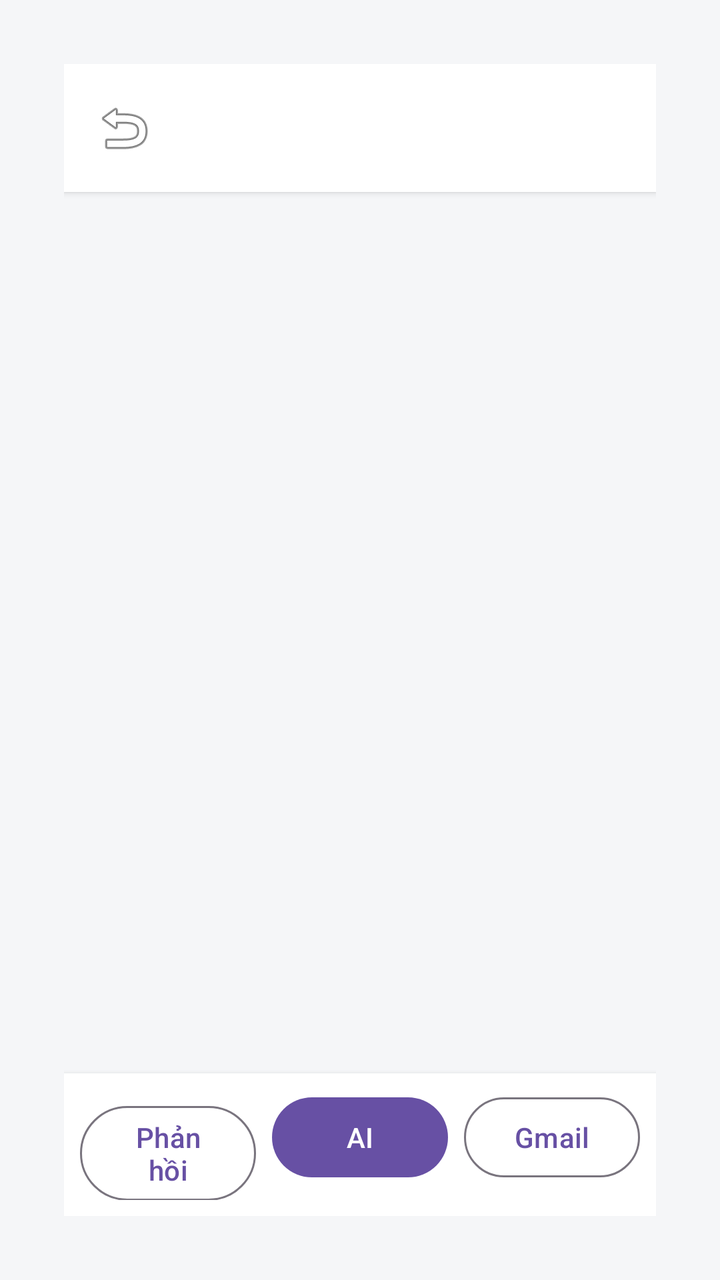
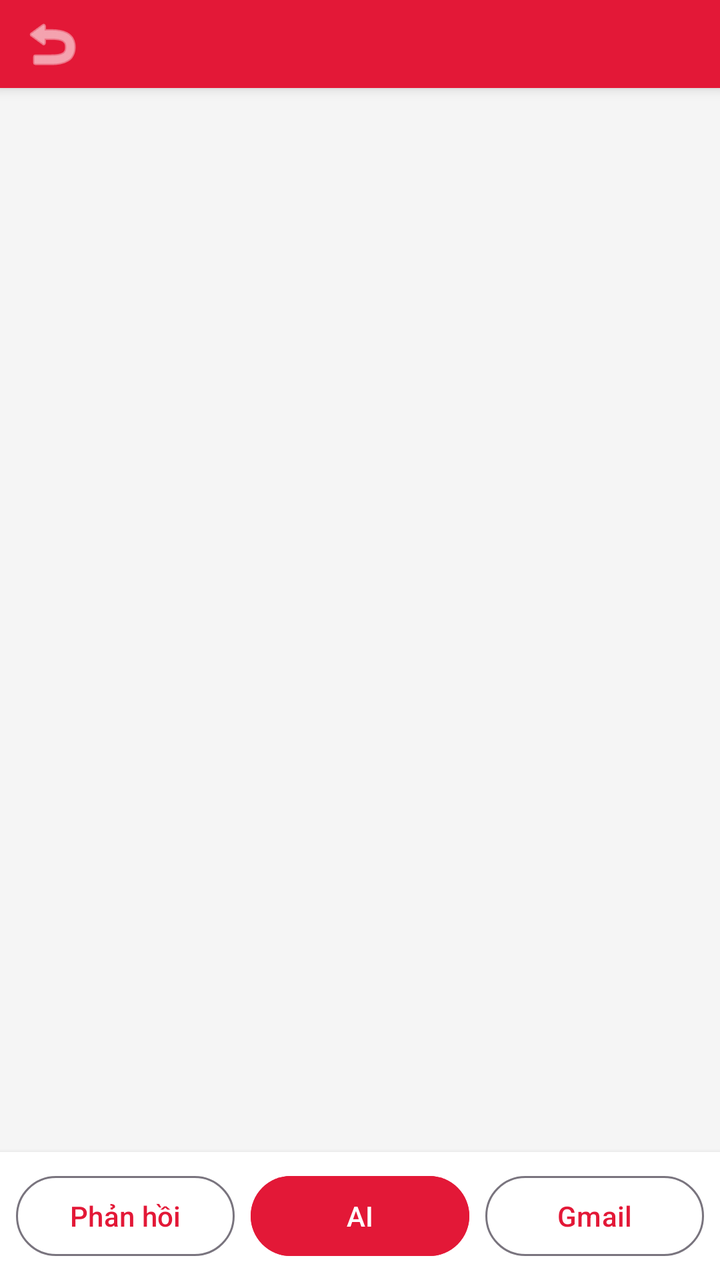

An Android layout rendered at two revisions. The XML below is the earlier revision; the diff shows what the commit changed to produce the second picture.
<!-- AndroidManifest.xml: application theme Theme.TodoApp -->
<!-- res/layout/activity_email_thread.xml -->
<?xml version="1.0" encoding="utf-8"?>
<androidx.constraintlayout.widget.ConstraintLayout xmlns:android="http://schemas.android.com/apk/res/android"
    xmlns:app="http://schemas.android.com/apk/res-auto"
    android:layout_width="match_parent"
    android:layout_height="match_parent"
    android:padding="32dp"
    android:background="#F5F6F8">

    
    <LinearLayout
        android:id="@+id/header"
        android:layout_width="match_parent"
        android:layout_height="wrap_content"
        android:background="@android:color/white"
        android:elevation="2dp"
        android:gravity="center_vertical"
        android:orientation="horizontal"
        android:padding="12dp"
        app:layout_constraintTop_toTopOf="parent">

        <ImageButton
            android:id="@+id/btnBack"
            android:layout_width="36dp"
            android:layout_height="36dp"
            android:background="?android:attr/selectableItemBackgroundBorderless"
            android:contentDescription="Back"
            android:src="@android:drawable/ic_menu_revert" />

        <LinearLayout
            android:layout_width="0dp"
            android:layout_height="wrap_content"
            android:layout_marginStart="8dp"
            android:layout_weight="1"
            android:orientation="vertical">

            <TextView
                android:id="@+id/tvSubject"
                android:layout_width="match_parent"
                android:layout_height="wrap_content"
                android:ellipsize="end"
                android:fontFamily="sans-serif-medium"
                android:maxLines="1"
                android:textColor="#222222"
                android:textSize="16sp" />

            <TextView
                android:id="@+id/tvFromHeader"
                android:layout_width="match_parent"
                android:layout_height="wrap_content"
                android:layout_marginTop="2dp"
                android:ellipsize="end"
                android:maxLines="1"
                android:textColor="#666666"
                android:textSize="12sp" />
        </LinearLayout>
    </LinearLayout>

    
    <androidx.recyclerview.widget.RecyclerView
        android:id="@+id/rvThread"
        android:layout_width="match_parent"
        android:layout_height="0dp"
        android:clipToPadding="false"
        android:paddingVertical="8dp"
        app:layout_constraintBottom_toTopOf="@id/footer"
        app:layout_constraintTop_toBottomOf="@id/header" />

    <ProgressBar
        android:id="@+id/progressBar"
        android:layout_width="wrap_content"
        android:layout_height="wrap_content"
        android:visibility="gone"
        app:layout_constraintBottom_toTopOf="@id/footer"
        app:layout_constraintEnd_toEndOf="parent"
        app:layout_constraintStart_toStartOf="parent"
        app:layout_constraintTop_toBottomOf="@id/header" />

    <TextView
        android:id="@+id/tvEmpty"
        android:layout_width="wrap_content"
        android:layout_height="wrap_content"
        android:text="Không có nội dung"
        android:textColor="#888"
        android:visibility="gone"
        app:layout_constraintBottom_toTopOf="@id/footer"
        app:layout_constraintEnd_toEndOf="parent"
        app:layout_constraintStart_toStartOf="parent"
        app:layout_constraintTop_toBottomOf="@id/header" />

    
    <LinearLayout
        android:id="@+id/footer"
        android:layout_width="match_parent"
        android:layout_height="wrap_content"
        android:background="@android:color/white"
        android:elevation="4dp"
        android:orientation="horizontal"
        android:padding="8dp"
        android:weightSum="3"
        app:layout_constraintBottom_toBottomOf="parent">

        <Button
            android:id="@+id/btnReply"
            style="?attr/materialButtonOutlinedStyle"
            android:layout_width="0dp"
            android:layout_height="wrap_content"
            android:layout_marginEnd="4dp"
            android:layout_weight="1"
            android:text="Phản hồi" />

        <Button
            android:id="@+id/btnAi"
            android:layout_width="0dp"
            android:layout_height="wrap_content"
            android:layout_marginHorizontal="4dp"
            android:layout_weight="1"
            android:text="AI" />

        <Button
            android:id="@+id/btnOpenGmail"
            style="?attr/materialButtonOutlinedStyle"
            android:layout_width="0dp"
            android:layout_height="wrap_content"
            android:layout_marginStart="4dp"
            android:layout_weight="1"
            android:text="Gmail" />
    </LinearLayout>

</androidx.constraintlayout.widget.ConstraintLayout>
<!-- resources referenced by this layout -->
<resources>
  <style name="Theme.TodoApp" parent="Base.Theme.TodoApp">
          
          <item name="android:windowOptOutEdgeToEdgeEnforcement" tools:targetApi="35">true</item>
      </style>
  <style name="Base.Theme.TodoApp" parent="Theme.Material3.DayNight.NoActionBar">
          
          
      </style>
</resources>

<!-- the commit's change to res/layout/activity_email_thread.xml (unified diff, before → after) -->
@@ -3,33 +3,33 @@
     xmlns:app="http://schemas.android.com/apk/res-auto"
     android:layout_width="match_parent"
     android:layout_height="match_parent"
-    android:padding="32dp"
-    android:background="#F5F6F8">
+    android:background="@color/surface">
 
     
     <LinearLayout
         android:id="@+id/header"
         android:layout_width="match_parent"
         android:layout_height="wrap_content"
-        android:background="@android:color/white"
-        android:elevation="2dp"
+        android:background="@color/hust_red"
+        android:elevation="4dp"
         android:gravity="center_vertical"
         android:orientation="horizontal"
-        android:padding="12dp"
+        android:paddingHorizontal="4dp"
         app:layout_constraintTop_toTopOf="parent">
 
         <ImageButton
             android:id="@+id/btnBack"
-            android:layout_width="36dp"
-            android:layout_height="36dp"
+            android:layout_width="44dp"
+            android:layout_height="44dp"
             android:background="?android:attr/selectableItemBackgroundBorderless"
             android:contentDescription="Back"
-            android:src="@android:drawable/ic_menu_revert" />
+            android:src="@android:drawable/ic_menu_revert"
+            app:tint="#FFFFFF" />
 
         <LinearLayout
             android:layout_width="0dp"
             android:layout_height="wrap_content"
-            android:layout_marginStart="8dp"
+            android:layout_marginStart="4dp"
             android:layout_weight="1"
             android:orientation="vertical">
 
@@ -40,8 +40,8 @@
                 android:ellipsize="end"
                 android:fontFamily="sans-serif-medium"
                 android:maxLines="1"
-                android:textColor="#222222"
-                android:textSize="16sp" />
+                android:textColor="#FFFFFF"
+                android:textSize="15sp" />
 
             <TextView
                 android:id="@+id/tvFromHeader"
@@ -50,7 +50,7 @@
                 android:layout_marginTop="2dp"
                 android:ellipsize="end"
                 android:maxLines="1"
-                android:textColor="#666666"
+                android:textColor="#FFCDD2"
                 android:textSize="12sp" />
         </LinearLayout>
     </LinearLayout>
@@ -69,6 +69,7 @@
         android:id="@+id/progressBar"
         android:layout_width="wrap_content"
         android:layout_height="wrap_content"
+        android:indeterminateTint="@color/hust_red"
         android:visibility="gone"
         app:layout_constraintBottom_toTopOf="@id/footer"
         app:layout_constraintEnd_toEndOf="parent"
@@ -80,7 +81,7 @@
         android:layout_width="wrap_content"
         android:layout_height="wrap_content"
         android:text="Không có nội dung"
-        android:textColor="#888"
+        android:textColor="@color/text_hint"
         android:visibility="gone"
         app:layout_constraintBottom_toTopOf="@id/footer"
         app:layout_constraintEnd_toEndOf="parent"
@@ -114,7 +115,9 @@
             android:layout_height="wrap_content"
             android:layout_marginHorizontal="4dp"
             android:layout_weight="1"
-            android:text="AI" />
+            android:backgroundTint="@color/hust_red"
+            android:text="AI"
+            android:textColor="#FFFFFF" />
 
         <Button
             android:id="@+id/btnOpenGmail"
<!-- resource entries referenced after the edit -->
@@ -1,12 +1,25 @@
 <!-- resources referenced by this layout -->
 <resources>
+  <color name="hust_red">#E31837</color>
+  <color name="surface">#F5F5F5</color>
+  <color name="text_hint">#AAAAAA</color>
   <style name="Theme.TodoApp" parent="Base.Theme.TodoApp">
-          
           <item name="android:windowOptOutEdgeToEdgeEnforcement" tools:targetApi="35">true</item>
       </style>
   <style name="Base.Theme.TodoApp" parent="Theme.Material3.DayNight.NoActionBar">
-          
-          
+          <item name="colorPrimary">@color/hust_red</item>
+          <item name="colorOnPrimary">@color/white</item>
+          <item name="colorPrimaryContainer">@color/hust_red_light</item>
+          <item name="colorOnPrimaryContainer">@color/hust_red_dark</item>
+          <item name="colorSecondary">@color/hust_red_dark</item>
+          <item name="colorOnSecondary">@color/white</item>
+          <item name="colorSurface">@color/white</item>
+          <item name="colorOnSurface">@color/text_primary</item>
+          <item name="android:colorBackground">@color/surface</item>
       </style>
+  <color name="white">#FFFFFFFF</color>
+  <color name="hust_red_light">#FFEBEE</color>
+  <color name="hust_red_dark">#A81020</color>
+  <color name="text_primary">#1A1A1A</color>
 </resources>
 
